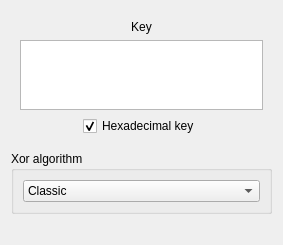
Above: defaultplugins/baseplugins/confgui/xorwidget.ui from nccgroup/pip3line before the change. Below: the same form after it.
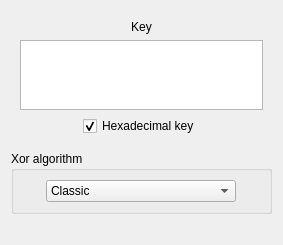
That is the form after the change.

```diff
--- a/defaultplugins/baseplugins/confgui/xorwidget.ui
+++ b/defaultplugins/baseplugins/confgui/xorwidget.ui
@@ -58,8 +58,14 @@
       <string>Xor algorithm</string>
      </property>
      <layout class="QVBoxLayout" name="verticalLayout_4">
-      <item>
+      <item alignment="Qt::AlignHCenter">
        <widget class="QComboBox" name="typeComboBox">
+        <property name="sizePolicy">
+         <sizepolicy hsizetype="Maximum" vsizetype="Fixed">
+          <horstretch>0</horstretch>
+          <verstretch>0</verstretch>
+         </sizepolicy>
+        </property>
         <item>
          <property name="text">
           <string>Classic</string>
```
